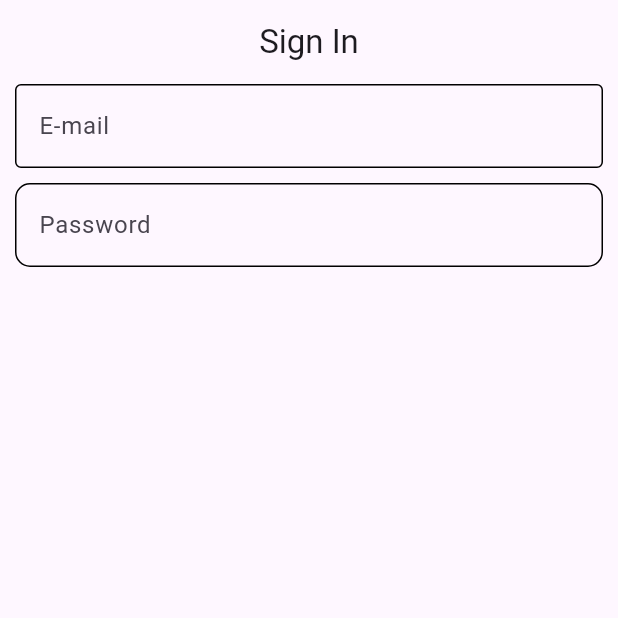
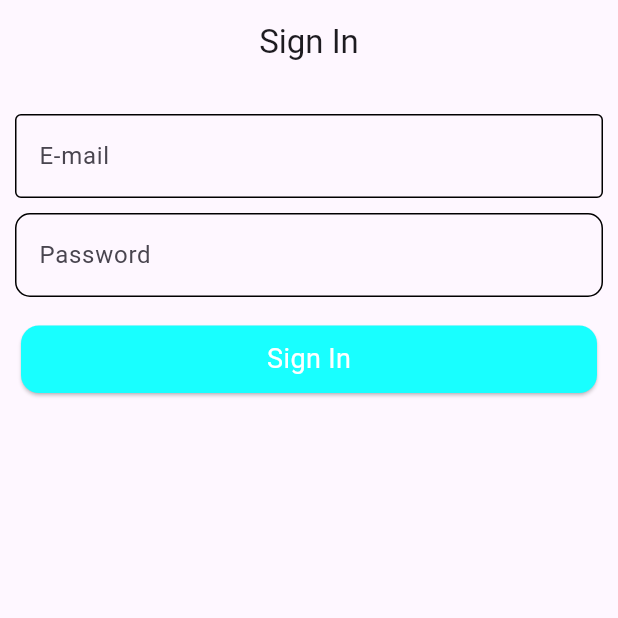
Before and after one commit to fahimshahariar09/spark_tech_task, a Flutter app: the screen it shows after launch, on a phone screen of 412 x 824 dp, the top half of it. Run offline on Flutter 3.47's test engine with Material 3 defaults, Android fonts, the phone set to English and light mode, and no system bars; our stand-ins replace get.

Commit message:
first commit

```diff
--- a/lib/main.dart
+++ b/lib/main.dart
@@ -1,4 +1,5 @@
 import 'package:flutter/material.dart';
+import 'package:get/get.dart';
 import 'package:spark_tech_task/task1/view/screen/sign_in.dart';
 
 void main() {
@@ -10,7 +11,8 @@ class MyApp extends StatelessWidget {
 
   @override
   Widget build(BuildContext context) {
-    return MaterialApp(
+    return GetMaterialApp(
+      debugShowCheckedModeBanner: false,
       home: SignIn(),
     );
   }
--- a/lib/task1/view/controller/ui_controller/sign_in.dart
+++ b/lib/task1/view/controller/ui_controller/sign_in.dart
@@ -1,6 +1,7 @@
 import 'package:flutter/material.dart';
 import 'package:get/get.dart';
 import 'package:spark_tech_task/task1/view/controller/api_controller/sign_in.dart';
+import 'package:spark_tech_task/task1/view/screen/next_page.dart';
 
 class SignInController extends GetxController {
   final formKey = GlobalKey<FormState>();
@@ -17,7 +18,7 @@ class SignInController extends GetxController {
     isLoading.value = false;
 
     if (status) {
-      //Get.to(() => const ProductPageShow());
+      Get.to(() => const NextPage());
       return;
     }
   }
--- a/lib/task1/view/screen/sign_in.dart
+++ b/lib/task1/view/screen/sign_in.dart
@@ -1,5 +1,7 @@
 import 'package:flutter/material.dart';
 import 'package:get/get.dart';
+import 'package:spark_tech_task/common_widget/common_button.dart';
+import 'package:spark_tech_task/common_widget/common_loading_button.dart';
 import 'package:spark_tech_task/task1/view/controller/ui_controller/sign_in.dart';
 import 'package:spark_tech_task/task1/view/screen/widget/email_text_field.dart';
 import 'package:spark_tech_task/task1/view/screen/widget/password_text_field.dart';
@@ -15,18 +17,38 @@ class SignIn extends StatelessWidget {
         title: Text("Sign In"),
         centerTitle: true,
       ),
-      body: SingleChildScrollView(
+      body: SafeArea(
         child: Padding(
           padding: const EdgeInsets.symmetric(horizontal: 10),
+          child: SingleChildScrollView(
             child: Form(
               key: signInController.formKey,
               child: Column(
                 children: [
-                EmailTextField(emailController: signInController.emailController),
+                  SizedBox(height: 20),
+                  EmailTextField(
+                    emailController: signInController.emailController,
+                  ),
                   SizedBox(height: 10),
-                PasswordTextField(passwordController: signInController.passwordController),
+                  PasswordTextField(
+                    passwordController: signInController.passwordController,
+                  ),
                   SizedBox(height: 15),
+                  Obx(
+                    () => signInController.isLoading.isFalse
+                        ? CommonButton(
+                            buttonName: "Sign In",
+                            onTap: () {
+                              if (!signInController.formKey.currentState!
+                                  .validate()) {
+                                return;
+                              }
+                              signInController.signInFun();
+                            })
+                        : const CommonLoadingButton(),
+                  ),
                 ],
+              ),
             ),
           ),
         ),
```
Also changed, not shown: lib/task1/view/screen/next_page.dart (added, +17 -0 lines). Lines whose indentation alone changed are shown as unchanged.
